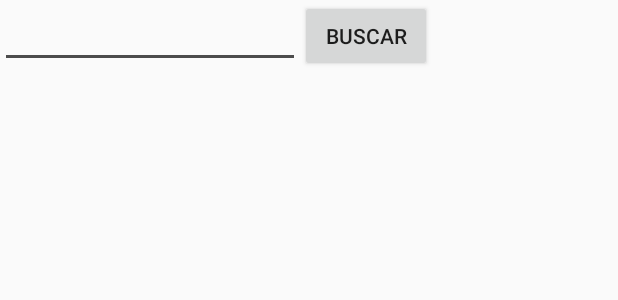
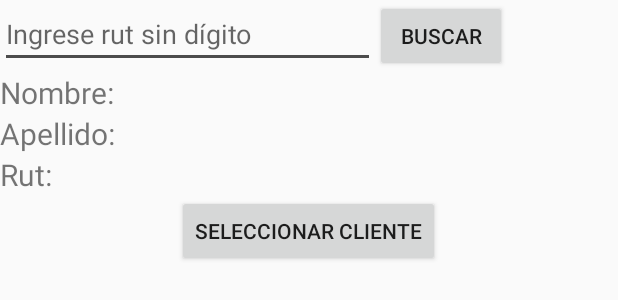
Before and after one commit to Betofail/fia2, an Android app: the layout fragment_sales.xml on its own in the app's theme, with its tools: preview values and no code run, on a phone screen of 412 x 824 dp. Shown: the top 300 px of the screen. Run offline under Robolectric (Android 15) with nearby library versions, the phone set to English and light mode, and no system bars.

Commit message:
Campos para buscar ciente agregados

```diff
--- a/app/src/main/res/layout/fragment_sales.xml
+++ b/app/src/main/res/layout/fragment_sales.xml
@@ -11,7 +11,8 @@
     <LinearLayout
         android:layout_width="match_parent"
         android:layout_height="wrap_content"
-        android:orientation="vertical">
+        android:orientation="vertical"
+        android:gravity="center">
 
         <LinearLayout
             android:layout_width="match_parent"
@@ -20,8 +21,9 @@
 
             <EditText
                 android:id="@+id/search_client_field"
-                android:layout_width="200dp"
-                android:layout_height="wrap_content" />
+                android:layout_width="250dp"
+                android:layout_height="wrap_content"
+                android:hint="Ingrese rut sin dígito" />
 
             <Button
                 android:id="@+id/search_client"
@@ -32,11 +34,61 @@
 
         </LinearLayout>
 
+        <LinearLayout
+            android:layout_width="match_parent"
+            android:layout_height="wrap_content"
+            android:orientation="horizontal">
 
-        <android.support.v7.widget.RecyclerView
-            android:id="@+id/search_clients_list"
+            <TextView
+                android:layout_width="match_parent"
+                android:layout_height="wrap_content"
+                android:text="Nombre: "
+                android:textSize="20sp"/>
+
+            <TextView
+                android:layout_width="match_parent"
+                android:layout_height="wrap_content"/>
+
+        </LinearLayout>
+
+        <LinearLayout
             android:layout_width="match_parent"
-            android:layout_height="match_parent" />
+            android:layout_height="wrap_content"
+            android:orientation="horizontal">
+
+            <TextView
+                android:layout_width="match_parent"
+                android:layout_height="wrap_content"
+                android:text="Apellido: "
+                android:textSize="20sp"/>
+
+            <TextView
+                android:layout_width="match_parent"
+                android:layout_height="wrap_content"/>
+
+        </LinearLayout>
+
+        <LinearLayout
+            android:layout_width="match_parent"
+            android:layout_height="wrap_content"
+            android:orientation="horizontal">
+
+            <TextView
+                android:layout_width="match_parent"
+                android:layout_height="wrap_content"
+                android:text="Rut: "
+                android:textSize="20sp"/>
+
+            <TextView
+                android:layout_width="match_parent"
+                android:layout_height="wrap_content"/>
+
+        </LinearLayout>
+
+        <Button
+            android:layout_width="wrap_content"
+            android:layout_height="wrap_content"
+            android:text="Seleccionar cliente"/>
 
 
     </LinearLayout>
```
